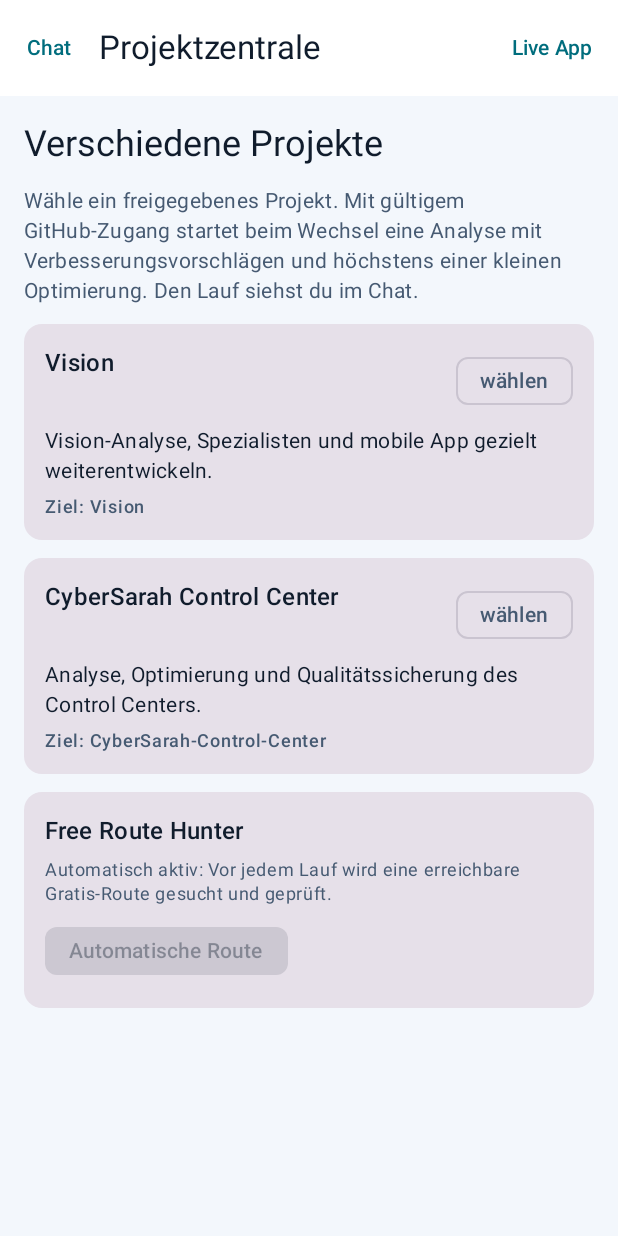
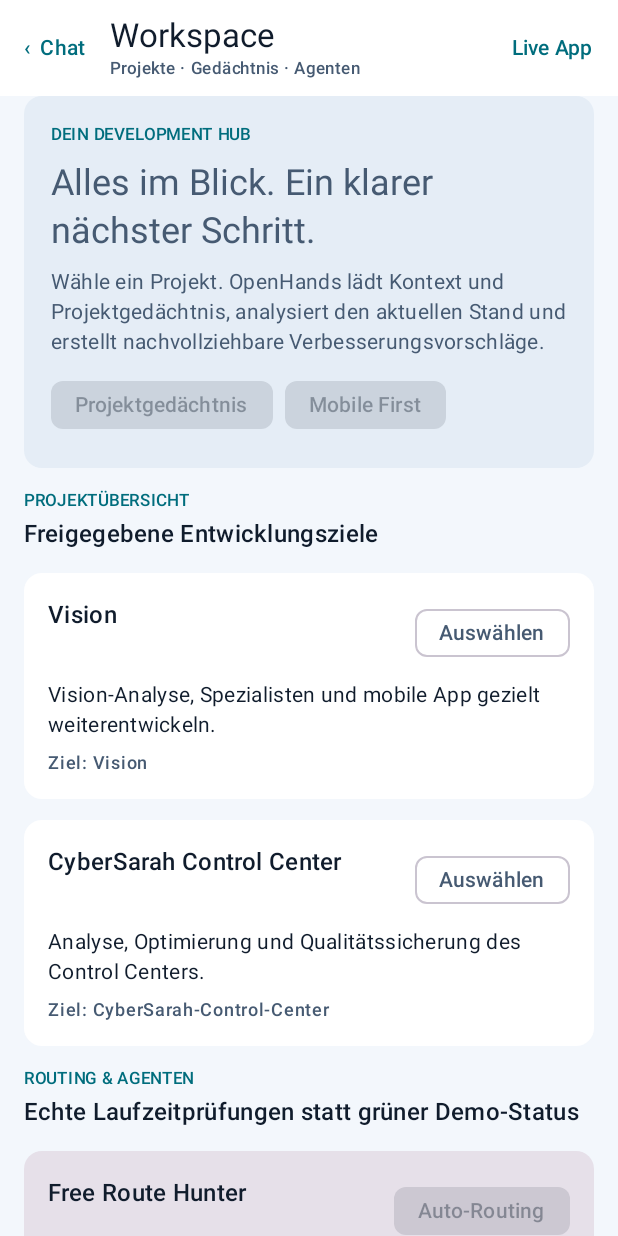
Before and after one commit to niknight1403/openhands-devbox, an Android app built with Jetpack Compose: the screen it shows after launch (MainActivity), after a tap on "Projekte", on a phone screen of 412 x 824 dp. Run offline under Robolectric (Android 15) with nearby library versions, the phone set to English and light mode, and no system bars; pictures from the network do not load; 3 other taps on this screen came first.

Commit message:
feat(ui): add project and capability workspace dashboard

```diff
--- a/android/app/src/main/java/dev/openhands/devbox/ui/ProjectHubScreen.kt
+++ b/android/app/src/main/java/dev/openhands/devbox/ui/ProjectHubScreen.kt
@@ -11,6 +11,7 @@ import androidx.compose.foundation.rememberScrollState
 import androidx.compose.foundation.verticalScroll
 import androidx.compose.material3.Button
 import androidx.compose.material3.Card
+import androidx.compose.material3.CardDefaults
 import androidx.compose.material3.ExperimentalMaterial3Api
 import androidx.compose.material3.FilterChip
 import androidx.compose.material3.MaterialTheme
@@ -19,6 +20,7 @@ import androidx.compose.material3.Text
 import androidx.compose.material3.TextButton
 import androidx.compose.material3.TopAppBar
 import androidx.compose.runtime.Composable
+import androidx.compose.ui.Alignment
 import androidx.compose.ui.Modifier
 import androidx.compose.ui.unit.dp
 import dev.openhands.devbox.data.ProjectChoice
@@ -34,60 +36,100 @@ fun ProjectHubScreen(
     onBack: () -> Unit,
 ) {
     val selected = Projects.findBySlug(selectedProject)
-    Scaffold(
-        topBar = {
-            TopAppBar(
-                title = { Text("Projektzentrale") },
-                navigationIcon = { TextButton(onClick = onBack) { Text("Chat") } },
-                actions = { TextButton(onClick = onOpenLiveApp) { Text("Live App") } },
-            )
-        },
-    ) { padding ->
+    Scaffold(topBar = {
+        TopAppBar(
+            title = {
+                Column {
+                    Text("Workspace", style = MaterialTheme.typography.titleLarge)
+                    Text("Projekte · Gedächtnis · Agenten", style = MaterialTheme.typography.labelSmall,
+                        color = MaterialTheme.colorScheme.onSurfaceVariant)
+                }
+            },
+            navigationIcon = { TextButton(onClick = onBack) { Text("‹  Chat") } },
+            actions = { TextButton(onClick = onOpenLiveApp) { Text("Live App") } },
+        )
+    }) { padding ->
         Column(
-            modifier = Modifier
-                .fillMaxSize()
-                .padding(padding)
-                .padding(16.dp)
+            modifier = Modifier.fillMaxSize().padding(padding).padding(horizontal = 16.dp)
                 .verticalScroll(rememberScrollState()),
-            verticalArrangement = Arrangement.spacedBy(12.dp),
+            verticalArrangement = Arrangement.spacedBy(14.dp),
         ) {
-            Text("Verschiedene Projekte", style = MaterialTheme.typography.headlineSmall)
-            Text(
-                "Wähle ein freigegebenes Projekt. Mit gültigem GitHub-Zugang startet beim Wechsel eine Analyse mit Verbesserungsvorschlägen und höchstens einer kleinen Optimierung. Den Lauf siehst du im Chat.",
-                style = MaterialTheme.typography.bodyMedium,
-                color = MaterialTheme.colorScheme.onSurfaceVariant,
-            )
-            Projects.alle.forEach { project ->
-                ProjectCard(
-                    project = project,
-                    selected = project.slug == selectedProject,
-                    onClick = { onSelectProject(project.slug) },
-                )
-            }
-            Card(modifier = Modifier.fillMaxWidth()) {
-                Column(modifier = Modifier.padding(14.dp), verticalArrangement = Arrangement.spacedBy(6.dp)) {
-                    Text("Free Route Hunter", style = MaterialTheme.typography.titleMedium)
-                    Text(
-                        if (model.isBlank()) {
-                            "Automatisch aktiv: Vor jedem Lauf wird eine erreichbare Gratis-Route gesucht und geprüft."
-                        } else {
-                            "Manuelles Modell aktiv: $model. Leere das Modellfeld, um den Hunter zu verwenden."
-                        },
-                        style = MaterialTheme.typography.bodySmall,
-                        color = MaterialTheme.colorScheme.onSurfaceVariant,
-                    )
-                    FilterChip(
-                        selected = model.isBlank(),
-                        onClick = {},
-                        enabled = false,
-                        label = { Text(if (model.isBlank()) "Automatische Route" else "Modell fest vorgegeben") },
-                    )
+            Card(modifier = Modifier.fillMaxWidth(),
+                colors = CardDefaults.cardColors(containerColor = MaterialTheme.colorScheme.surfaceVariant)) {
+                Column(Modifier.padding(18.dp), verticalArrangement = Arrangement.spacedBy(8.dp)) {
+                    Text("DEIN DEVELOPMENT HUB", style = MaterialTheme.typography.labelSmall,
+                        color = MaterialTheme.colorScheme.primary)
+                    Text("Alles im Blick. Ein klarer nächster Schritt.", style = MaterialTheme.typography.headlineSmall)
+                    Text("Wähle ein Projekt. OpenHands lädt Kontext und Projektgedächtnis, analysiert den aktuellen Stand und erstellt nachvollziehbare Verbesserungsvorschläge.",
+                        style = MaterialTheme.typography.bodyMedium, color = MaterialTheme.colorScheme.onSurfaceVariant)
+                    Row(horizontalArrangement = Arrangement.spacedBy(8.dp)) {
+                        FilterChip(selected = true, onClick = {}, enabled = false, label = { Text("Projektgedächtnis") })
+                        FilterChip(selected = true, onClick = {}, enabled = false, label = { Text("Mobile First") })
+                    }
                 }
             }
-            if (selected != null) {
-                Button(onClick = onOpenLiveApp, modifier = Modifier.fillMaxWidth()) {
-                    Text("${selected.label} live öffnen")
+            SectionHeading("PROJEKTÜBERSICHT", "Freigegebene Entwicklungsziele")
+            Projects.alle.forEach { project ->
+                ProjectCard(project, project.slug == selectedProject) { onSelectProject(project.slug) }
+            }
+            SectionHeading("ROUTING & AGENTEN", "Echte Laufzeitprüfungen statt grüner Demo-Status")
+            Card(modifier = Modifier.fillMaxWidth()) {
+                Column(Modifier.padding(16.dp), verticalArrangement = Arrangement.spacedBy(8.dp)) {
+                    Row(Modifier.fillMaxWidth(), horizontalArrangement = Arrangement.SpaceBetween) {
+                        Text("Free Route Hunter", style = MaterialTheme.typography.titleMedium)
+                        FilterChip(selected = model.isBlank(), onClick = {}, enabled = false,
+                            label = { Text(if (model.isBlank()) "Auto-Routing" else "Modell fixiert") })
+                    }
+                    Text(
+                        if (model.isBlank()) "Vor jedem Agentenlauf werden verfügbare kostenlose Routen gesucht. Eine Route zählt erst nach erfolgreichem Tool-Call als einsatzbereit."
+                        else "Manuelles Modell: $model. Für automatische kostenlose Routensuche das Modellfeld in den Einstellungen leeren.",
+                        style = MaterialTheme.typography.bodySmall, color = MaterialTheme.colorScheme.onSurfaceVariant)
+                    Text("Superagent-Team", style = MaterialTheme.typography.titleSmall, color = MaterialTheme.colorScheme.primary)
+                    Text("Architekt → Implementierer → Qualitätsprüfer. Drei getrennte Phasen mit gemeinsamem Projektkontext.",
+                        style = MaterialTheme.typography.bodySmall)
                 }
+            }
+            SectionHeading("WERKZEUG- & ENTWICKLER-PACKS", "Die vorhandenen Packs werden beim Lauf eingebunden")
+            CapabilityCard("Entwicklung", "Autonome Entwicklung und sicheres Refactoring", "2 Skills", "Implementierung")
+            CapabilityCard("Qualität & Sicherheit", "Tests, Qualitäts-Gates und Security-Prüfungen", "2 Skills", "Prüfung")
+            CapabilityCard("Frontend & UX", "Responsive Oberflächen und UX-Verbesserungen", "1 Skill", "Design")
+            CapabilityCard("Integrationen", "MCP- und Connector-Integrationen", "1 Skill", "Tools")
+            CapabilityCard("Plugin-Packs", "Konfigurierbare AgentSkills-Pakete; externe Skills zunächst nur validieren", "Konfiguriert", "Validierung")
+            Card(modifier = Modifier.fillMaxWidth()) {
+                Column(Modifier.padding(16.dp), verticalArrangement = Arrangement.spacedBy(6.dp)) {
+                    Text("Projektgedächtnis", style = MaterialTheme.typography.titleMedium)
+                    Text("Frühere Läufe, Entscheidungen, Befunde, Fehlversuche und offene Punkte werden projektbezogen geladen und nach dem Lauf fortgeschrieben.",
+                        style = MaterialTheme.typography.bodySmall, color = MaterialTheme.colorScheme.onSurfaceVariant)
+                    Text("Quelle: projects/<projekt>/GEDAEHNTNIS.md", style = MaterialTheme.typography.labelSmall,
+                        color = MaterialTheme.colorScheme.primary)
+                }
+            }
+            if (selected != null) Button(onClick = onOpenLiveApp, modifier = Modifier.fillMaxWidth()) {
+                Text("${selected.label} · Live-Vorschau öffnen")
+            }
+        }
+    }
+}
+
+@Composable
+private fun SectionHeading(title: String, subtitle: String) {
+    Column(verticalArrangement = Arrangement.spacedBy(2.dp)) {
+        Text(title, style = MaterialTheme.typography.labelSmall, color = MaterialTheme.colorScheme.primary)
+        Text(subtitle, style = MaterialTheme.typography.titleMedium)
+    }
+}
+
+@Composable
+private fun CapabilityCard(title: String, description: String, count: String, type: String) {
+    Card(modifier = Modifier.fillMaxWidth()) {
+        Row(Modifier.fillMaxWidth().padding(14.dp), horizontalArrangement = Arrangement.SpaceBetween) {
+            Column(Modifier.weight(1f), verticalArrangement = Arrangement.spacedBy(4.dp)) {
+                Text(title, style = MaterialTheme.typography.titleSmall)
+                Text(description, style = MaterialTheme.typography.bodySmall, color = MaterialTheme.colorScheme.onSurfaceVariant)
+            }
+            Column(horizontalAlignment = Alignment.End) {
+                Text(count, style = MaterialTheme.typography.labelMedium, color = MaterialTheme.colorScheme.primary)
+                Text(type, style = MaterialTheme.typography.labelSmall, color = MaterialTheme.colorScheme.onSurfaceVariant)
             }
         }
     }
@@ -95,22 +137,17 @@ fun ProjectHubScreen(
 
 @Composable
 private fun ProjectCard(project: ProjectChoice, selected: Boolean, onClick: () -> Unit) {
-    Card(
-        modifier = Modifier
-            .fillMaxWidth()
-            .clickable(onClick = onClick),
-    ) {
-        Column(modifier = Modifier.padding(14.dp), verticalArrangement = Arrangement.spacedBy(6.dp)) {
-            Row(modifier = Modifier.fillMaxWidth(), horizontalArrangement = Arrangement.SpaceBetween) {
+    Card(modifier = Modifier.fillMaxWidth().clickable(onClick = onClick),
+        colors = CardDefaults.cardColors(containerColor = if (selected)
+            MaterialTheme.colorScheme.surfaceVariant else MaterialTheme.colorScheme.surface)) {
+        Column(Modifier.padding(16.dp), verticalArrangement = Arrangement.spacedBy(7.dp)) {
+            Row(Modifier.fillMaxWidth(), horizontalArrangement = Arrangement.SpaceBetween) {
                 Text(project.label, style = MaterialTheme.typography.titleMedium)
-                FilterChip(selected = selected, onClick = onClick, label = { Text(if (selected) "aktiv" else "wählen") })
+                FilterChip(selected = selected, onClick = onClick, label = { Text(if (selected) "Aktiv" else "Auswählen") })
             }
             Text(project.description, style = MaterialTheme.typography.bodyMedium)
-            Text(
-                "Ziel: ${project.targetShort}",
-                style = MaterialTheme.typography.labelMedium,
-                color = MaterialTheme.colorScheme.onSurfaceVariant,
-            )
+            Text("Ziel: ${project.targetShort}", style = MaterialTheme.typography.labelMedium,
+                color = MaterialTheme.colorScheme.onSurfaceVariant)
         }
     }
 }
```
